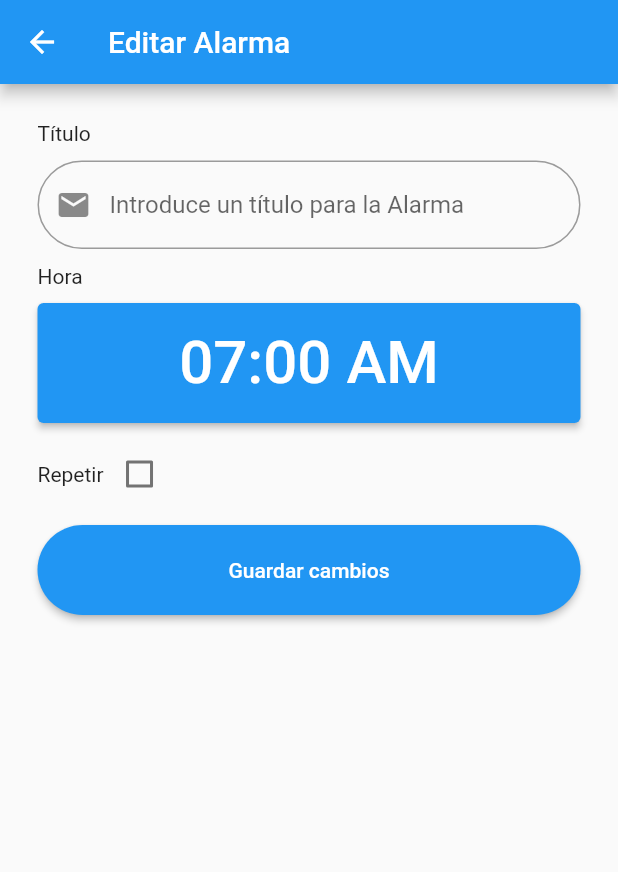
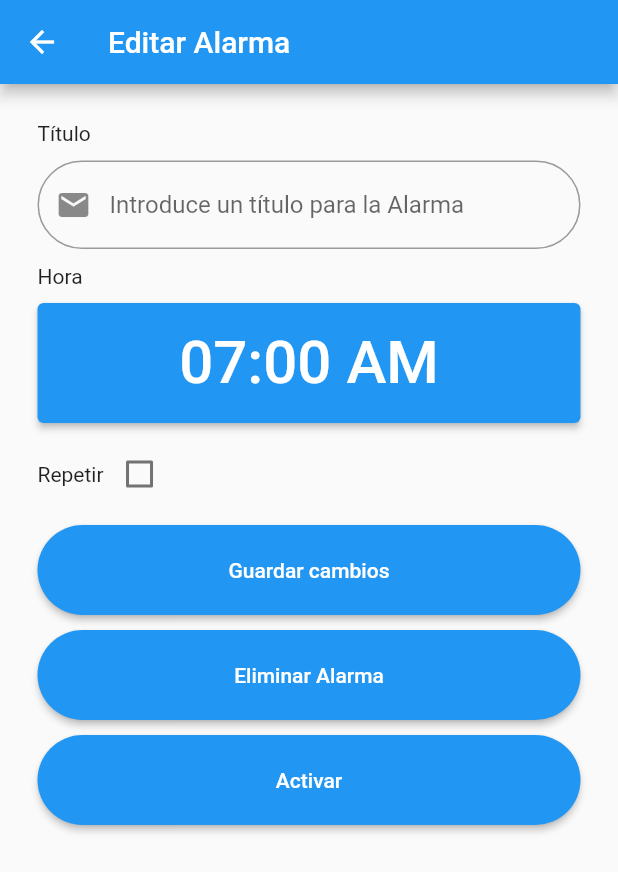
Before and after one commit to gomezjosemaria/TFG_UGR_APP_Asistente_a_la_Memoria, a Flutter app: the EditAlarm screen opened directly with empty values, on a phone screen of 412 x 824 dp. Shown: the top 872 px of the screen. Run offline on Flutter 3.47's test engine with Material 2 defaults, Android fonts, the phone set to English and light mode, and no system bars; our stand-ins replace bloc, cloud_firestore, equatable, firebase_auth, firebase_core, flutter_bloc and 2 more; accounts and stored records are empty.

Commit message:
Eliminar y desactivar alarmas

```diff
--- a/flutter_asistente_memoria/lib/bloc/edit_alarm/edit_alarm_event.dart
+++ b/flutter_asistente_memoria/lib/bloc/edit_alarm/edit_alarm_event.dart
@@ -68,3 +68,23 @@ class EditAlarmSubmitted extends EditAlarmEvent {
   @override
   List<Object> get props => [alarmUnmodified, activateUnmodified];
 }
+
+class EditAlarmDelete extends EditAlarmEvent {
+  final AlarmModel alarmUnmodified;
+  final bool activateUnmodified;
+
+  EditAlarmDelete(this.alarmUnmodified, this.activateUnmodified);
+
+  @override
+  List<Object> get props => [alarmUnmodified, activateUnmodified];
+}
+
+class EditAlarmDeactivate extends EditAlarmEvent {
+  final AlarmModel alarmUnmodified;
+  final bool activateUnmodified;
+
+  EditAlarmDeactivate(this.alarmUnmodified, this.activateUnmodified);
+
+  @override
+  List<Object> get props => [alarmUnmodified, activateUnmodified];
+}
--- a/flutter_asistente_memoria/lib/bloc/edit_alarm/edit_alarm_state.dart
+++ b/flutter_asistente_memoria/lib/bloc/edit_alarm/edit_alarm_state.dart
@@ -40,3 +40,19 @@ class EditAlarmState extends Equatable {
   @override
   List<Object> get props => [status, titleInput, timeInput, repeat, repeatWeekDays, active];
 }
+
+class EditAlarmDeleteState extends EditAlarmState {}
+
+class EditAlarmDeletingState extends EditAlarmDeleteState {}
+
+class EditAlarmDeleteSuccessState extends EditAlarmDeleteState {}
+
+class EditAlarmDeleteErrorState extends EditAlarmDeleteState {}
+
+class EditAlarmDeactivateState extends EditAlarmState {}
+
+class EditAlarmDeactivatingState extends EditAlarmDeactivateState {}
+
+class EditAlarmDeactivateSuccessState extends EditAlarmDeactivateState {}
+
+class EditAlarmDeactivateErrorState extends EditAlarmDeactivateState {}
--- a/flutter_asistente_memoria/lib/functions/alarm_manager.dart
+++ b/flutter_asistente_memoria/lib/functions/alarm_manager.dart
@@ -56,7 +56,6 @@ class AlarmManager {
           alarm.data()['repeat'],
           List<bool>.from(alarm.data()['repeatWeekDays']),
         );
-        print('UNA MAS');
         _alarmsActive.add(alarmModel);
       }
 
@@ -74,7 +73,6 @@ class AlarmManager {
     } on FirebaseException catch (e) {
       throw (e);
     }
-    print("Alarms loaded");
   }
 
   static getAlarmsActive() {
--- a/flutter_asistente_memoria/lib/functions/authentication.dart
+++ b/flutter_asistente_memoria/lib/functions/authentication.dart
@@ -68,9 +68,7 @@ class Authentication {
         await _collectionReferenceUsers.doc(firebaseUser.email).update({
           'role': userRoleToString(role),
         });
-        print(role);
         if (role == UserRole.careReceiver) {
-          print("YES");
           await _collectionReferenceUsers.doc(firebaseUser.email).update({
             'bondCode': ToString.randomString(5),
           });
@@ -125,7 +123,6 @@ class Authentication {
               if (documentSnapshot.data()!['bond'] != null) {
                 _userBonds = List.from(documentSnapshot.data()!['bond']);
               }
-              print("No entiendo " + documentSnapshot.data()!['bond'].toString());
             }
           }
         });
@@ -145,7 +142,6 @@ class Authentication {
 
   static Future<void> bondCurrentUser(String userEmail, String userCode) async {
     User? firebaseUser = _firebaseAuth.currentUser;
-    print("BONDING");
     if (firebaseUser != null) {
       try {
         await _collectionReferenceUsers
@@ -153,7 +149,6 @@ class Authentication {
             .get()
             .then((DocumentSnapshot documentSnapshot) async {
           if (documentSnapshot.exists) {
-            print(documentSnapshot.data()!['role'].toString());
             if (documentSnapshot.data()!['role'].toString() == 'careReceiver') {
               if (documentSnapshot.data()!['bondCode'].toString() == userCode) {
                 await _collectionReferenceUsers.doc(firebaseUser.email).update({
--- a/flutter_asistente_memoria/lib/screens/add_alarm/add_alarm.dart
+++ b/flutter_asistente_memoria/lib/screens/add_alarm/add_alarm.dart
@@ -199,7 +199,6 @@ class _AlarmRepeat extends StatelessWidget {
                 List<bool> auxRepeatWeekDays = List.from(state.repeatWeekDays);
                 auxRepeatWeekDays[day % 7] = !auxRepeatWeekDays[day % 7];
                 context.read<AddAlarmBloc>().add(AddAlarmRepeatWeekDaysChanged(auxRepeatWeekDays));
-                print(day % 7);
               },
               values: state.repeatWeekDays,
               shortWeekdays: ['L', 'M', 'X', 'J', 'V', 'S', 'D'],
--- a/flutter_asistente_memoria/lib/screens/edit_alarm/components/body.dart
+++ b/flutter_asistente_memoria/lib/screens/edit_alarm/components/body.dart
@@ -1,5 +1,7 @@
 import 'package:flutter/material.dart';
 import 'package:flutter_asistente_memoria/model/alarm.dart';
+import 'package:flutter_asistente_memoria/screens/edit_alarm/components/deactivate_alarm_button.dart';
+import 'package:flutter_asistente_memoria/screens/edit_alarm/components/delete_alarm_button.dart';
 import 'package:flutter_asistente_memoria/screens/edit_alarm/components/edit_alarm_form.dart';
 
 class Body extends StatelessWidget {
@@ -17,6 +19,16 @@ class Body extends StatelessWidget {
         child: Column(
           children: [
             EditAlarmForm(alarmModel: alarmModel, activated: activated,),
+            SizedBox(
+              width: double.infinity,
+              height: 10.0,
+            ),
+            DeleteAlarmButton(alarmModel: alarmModel, activated: activated),
+            SizedBox(
+              width: double.infinity,
+              height: 10.0,
+            ),
+            DeactivateAlarmButton(alarmModel: alarmModel, activated: activated),
           ],
         ),
       ),
--- /dev/null
+++ b/flutter_asistente_memoria/lib/screens/edit_alarm/components/deactivate_alarm_button.dart
@@ -0,0 +1,45 @@
+import 'package:flutter/material.dart';
+import 'package:flutter_asistente_memoria/bloc/edit_alarm/edit_alarm_bloc.dart';
+import 'package:flutter_asistente_memoria/model/alarm.dart';
+import 'package:flutter_asistente_memoria/screens/alarms/alarms.dart';
+import 'package:flutter_bloc/flutter_bloc.dart';
+
+class DeactivateAlarmButton extends StatelessWidget {
+  final AlarmModel alarmModel;
+  final bool activated;
+
+  const DeactivateAlarmButton({Key? key, required this.alarmModel, required this.activated}) : super(key: key);
+
+  @override
+  Widget build(BuildContext context) {
+    return BlocConsumer<EditAlarmBloc, EditAlarmState>(
+      listenWhen: (previous, current) =>
+      previous is EditAlarmDeactivateState && current is EditAlarmDeactivateState && previous != current,
+      listener: (context, state) {
+        if (state is EditAlarmDeactivateSuccessState) {
+          Navigator.of(context).push(MaterialPageRoute(builder: (context) => Alarms()));
+        }
+      },
+      buildWhen: (previous, current) =>
+      previous is EditAlarmDeactivateState && current is EditAlarmDeactivateState && previous != current,
+      builder: (context, state) {
+        return SizedBox(
+          width: double.infinity,
+          height: 60.0,
+          child: ElevatedButton(
+            style: ElevatedButton.styleFrom(
+              shape: StadiumBorder(),
+            ),
+            onPressed: state is EditAlarmDeletingState ? null : () {
+              context.read<EditAlarmBloc>().add(EditAlarmDeactivate(alarmModel, activated));
+            },
+            child: state is EditAlarmDeactivatingState
+                ? const CircularProgressIndicator(
+                valueColor: AlwaysStoppedAnimation<Color>(Colors.white))
+                : activated ? Text("Desactivar") : Text("Activar"),
+          ),
+        );
+      },
+    );
+  }
+}
--- /dev/null
+++ b/flutter_asistente_memoria/lib/screens/edit_alarm/components/delete_alarm_button.dart
@@ -0,0 +1,46 @@
+import 'package:flutter/cupertino.dart';
+import 'package:flutter/material.dart';
+import 'package:flutter_asistente_memoria/bloc/edit_alarm/edit_alarm_bloc.dart';
+import 'package:flutter_asistente_memoria/model/alarm.dart';
+import 'package:flutter_asistente_memoria/screens/alarms/alarms.dart';
+import 'package:flutter_bloc/flutter_bloc.dart';
+
+class DeleteAlarmButton extends StatelessWidget {
+  final AlarmModel alarmModel;
+  final bool activated;
+
+  const DeleteAlarmButton({Key? key, required this.alarmModel, required this.activated}) : super(key: key);
+
+  @override
+  Widget build(BuildContext context) {
+    return BlocConsumer<EditAlarmBloc, EditAlarmState>(
+      listenWhen: (previous, current) =>
+      previous is EditAlarmDeleteState && current is EditAlarmDeleteState && previous != current,
+      listener: (context, state) {
+        if (state is EditAlarmDeleteSuccessState) {
+          Navigator.of(context).push(MaterialPageRoute(builder: (context) => Alarms()));
+        }
+      },
+      buildWhen: (previous, current) =>
+      previous is EditAlarmDeleteState && current is EditAlarmDeleteState && previous != current,
+      builder: (context, state) {
+        return SizedBox(
+          width: double.infinity,
+          height: 60.0,
+          child: ElevatedButton(
+            style: ElevatedButton.styleFrom(
+              shape: StadiumBorder(),
+            ),
+            onPressed: state is EditAlarmDeletingState ? null : () {
+              context.read<EditAlarmBloc>().add(EditAlarmDelete(alarmModel, activated));
+            },
+            child: state is EditAlarmDeletingState
+                ? const CircularProgressIndicator(
+                valueColor: AlwaysStoppedAnimation<Color>(Colors.white))
+                : Text("Eliminar Alarma"),
+          ),
+        );
+      },
+    );
+  }
+}
--- a/flutter_asistente_memoria/lib/screens/edit_alarm/components/edit_alarm_form.dart
+++ b/flutter_asistente_memoria/lib/screens/edit_alarm/components/edit_alarm_form.dart
@@ -112,7 +112,6 @@ class _EditAlarmRepeat extends StatelessWidget {
                   List<bool> auxRepeatWeekDays = List.from(state.repeatWeekDays);
                   auxRepeatWeekDays[day % 7] = !auxRepeatWeekDays[day % 7];
                   context.read<EditAlarmBloc>().add(EditAlarmRepeatWeekDaysChanged(auxRepeatWeekDays));
-                  print(day % 7);
                 },
                 values: state.repeatWeekDays,
                 shortWeekdays: ['L', 'M', 'X', 'J', 'V', 'S', 'D'],
```
Also changed, not shown: flutter_asistente_memoria/lib/bloc/edit_alarm/edit_alarm_bloc.dart (+46 -1 lines).
